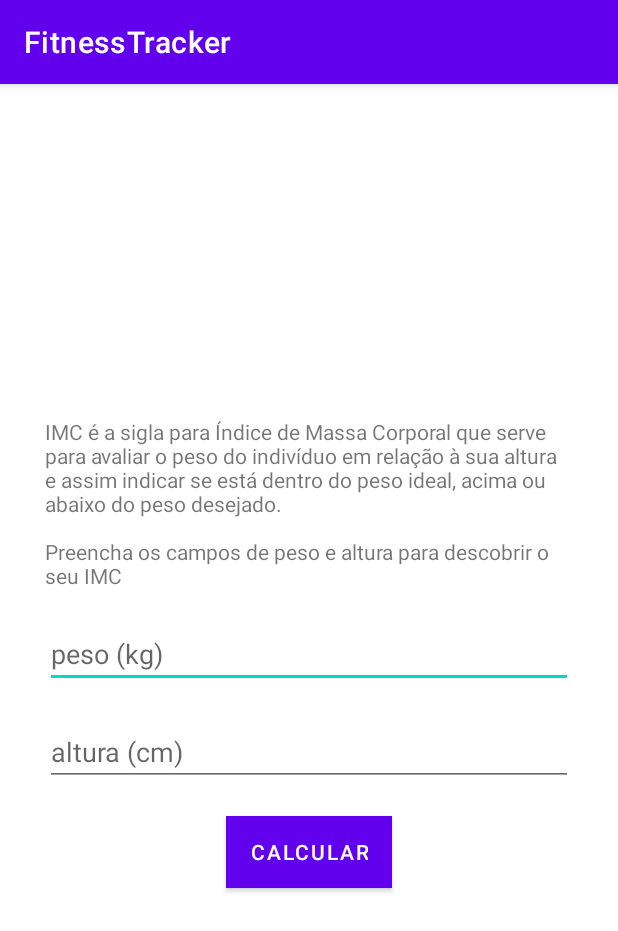
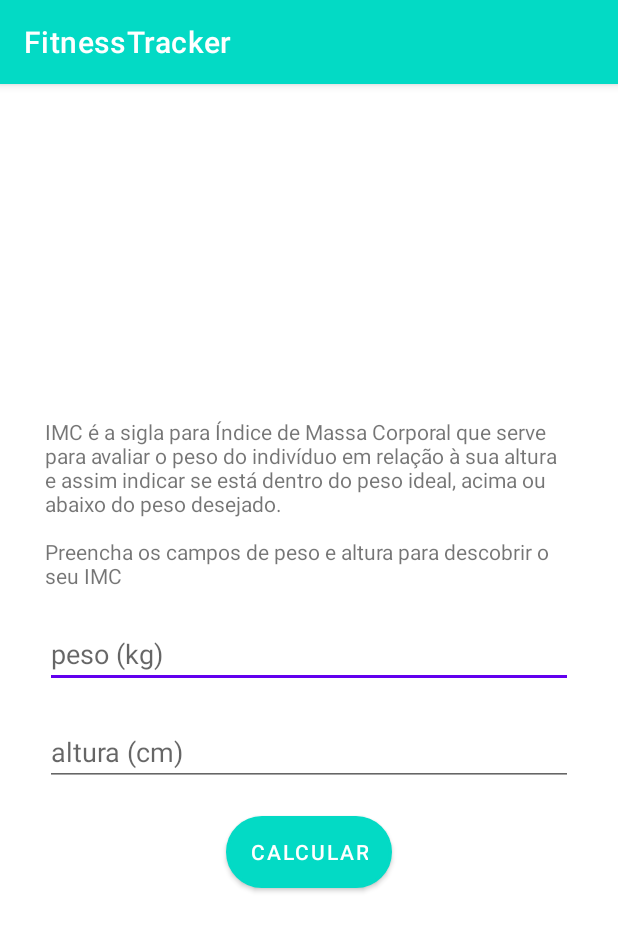
Before and after one commit to derek-alves/android-native, an Android app: the imcActivity screen opened directly, with no data from a screen before it, on a phone screen of 412 x 824 dp. Shown: the top 931 px of the screen. Run offline under Robolectric (Android 15) with nearby library versions, the phone set to English and light mode, and no system bars.

```diff
--- a/FitnessTracker/app/build.gradle
+++ b/FitnessTracker/app/build.gradle
@@ -8,7 +8,7 @@ android {
 
     defaultConfig {
         applicationId "com.derek.fitnesstracker"
-        minSdkVersion 16
+        minSdkVersion 26
         targetSdkVersion 30
         versionCode 1
         versionName "1.0"
--- /dev/null
+++ b/FitnessTracker/app/src/main/res/drawable/bg_button_accent.xml
@@ -0,0 +1,6 @@
+<?xml version="1.0" encoding="utf-8"?>
+<shape xmlns:android="http://schemas.android.com/apk/res/android">
+    <solid android:color="@color/teal_200"/>
+    <stroke android:color="@color/purple_500" android:width="2dp"/>
+    <corners android:radius="40dp"/>
+</shape>
--- a/FitnessTracker/app/src/main/res/layout/activity_imc.xml
+++ b/FitnessTracker/app/src/main/res/layout/activity_imc.xml
@@ -14,43 +14,29 @@
     tools:context=".imcActivity">
 
     <TextView
-        android:layout_marginHorizontal="30dp"
-        android:layout_marginVertical="20dp"
+        style="@style/TextViewForm"
         android:layout_width="wrap_content"
         android:layout_height="wrap_content"
         android:text="@string/imc_desc"
         />
 
     <EditText
+        style="@style/EditTextForm"
         android:id="@+id/edit_imc_weight"
         android:hint="@string/weight"
-        android:layout_width="match_parent"
-        android:layout_height="wrap_content"
-        android:inputType="number"
-        android:maxLength="3"
-        android:layout_marginHorizontal="30dp"
-        android:layout_marginBottom="20dp"
         />
 
     <EditText
+        style="@style/EditTextForm"
         android:id="@+id/edit_imc_height"
         android:hint="@string/height"
-        android:layout_width="match_parent"
-        android:layout_height="wrap_content"
-        android:inputType="number"
-        android:maxLength="3"
-        android:layout_marginHorizontal="30dp"
-        android:layout_marginBottom="20dp"
-        android:autofillHints="" />
+     />
 
     <Button
+        style="@style/ButtonForm"
         android:id="@+id/btn_imc_send"
         android:text="@string/calc"
-        android:textColor="@android:color/white"
-        android:background="@color/teal_200"
-        android:layout_marginBottom="30dp"
-        android:layout_width="wrap_content"
-        android:layout_height="wrap_content"/>
+        />
 
 </LinearLayout>
 
--- /dev/null
+++ b/FitnessTracker/app/src/main/res/values/style.xml
@@ -0,0 +1,25 @@
+<?xml version="1.0" encoding="utf-8"?>
+    <resources>
+
+        <style name="TextViewForm">
+            <item name="android:layout_marginHorizontal">30dp</item>
+            <item name="android:layout_marginVertical">20dp</item>
+        </style>
+
+        <style name="EditTextForm">
+            <item name="android:layout_width">match_parent</item>
+            <item name="android:layout_height">wrap_content</item>
+            <item name="android:inputType">number</item>
+            <item name="android:maxLength">3</item>
+            <item name="android:layout_marginHorizontal">30dp</item>
+            <item name="android:layout_marginBottom">20dp</item>
+        </style>
+
+        <style name="ButtonForm">
+            <item name="android:textColor">@android:color/white</item>
+            <item name="android:background">@drawable/bg_button_accent</item>
+            <item name="android:layout_marginBottom">30dp</item>
+            <item name="android:layout_width">wrap_content</item>
+            <item name="android:layout_height">wrap_content</item>
+        </style>
+    </resources>
--- a/FitnessTracker/app/src/main/res/values/themes.xml
+++ b/FitnessTracker/app/src/main/res/values/themes.xml
@@ -2,15 +2,17 @@
     <!-- Base application theme. -->
     <style name="Theme.FitnessTracker" parent="Theme.MaterialComponents.DayNight.DarkActionBar">
         <!-- Primary brand color. -->
-        <item name="colorPrimary">@color/purple_500</item>
+        <item name="colorPrimary">@color/teal_200</item>
         <item name="colorPrimaryVariant">@color/purple_700</item>
         <item name="colorOnPrimary">@color/white</item>
         <!-- Secondary brand color. -->
-        <item name="colorSecondary">@color/teal_200</item>
+        <item name="colorSecondary">@color/purple_500</item>
         <item name="colorSecondaryVariant">@color/teal_700</item>
         <item name="colorOnSecondary">@color/black</item>
         <!-- Status bar color. -->
         <item name="android:statusBarColor" tools:targetApi="l">?attr/colorPrimaryVariant</item>
         <!-- Customize your theme here. -->
     </style>
+    s
+
 </resources>
```
Also changed, not shown: FitnessTracker/app/src/main/java/com/derek/fitnesstracker/imcActivity.java (+67 -0 lines).
